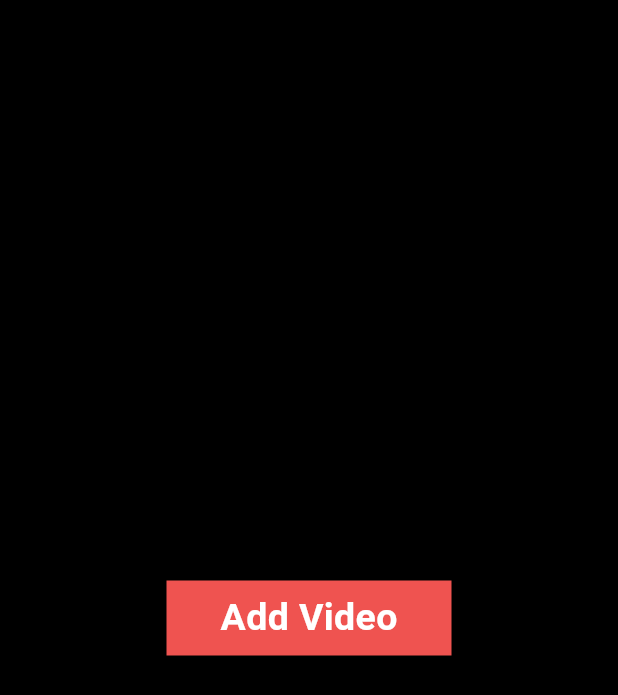
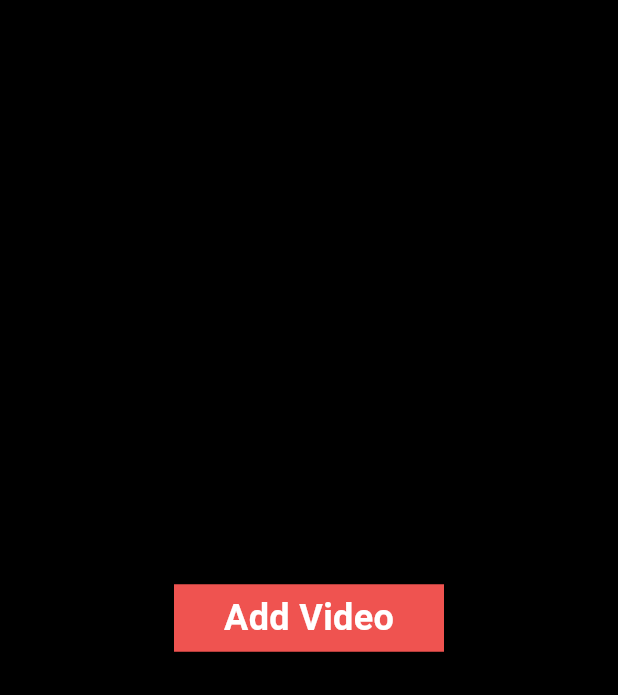
Before and after one commit to HarshGupta0/Shorts_App01, a Flutter app: the addVideoScreen screen opened directly, on a phone screen of 412 x 824 dp. Shown: the top 695 px of the screen. Run offline on Flutter 3.47's test engine with Material 3 defaults, Android fonts, the phone set to English and light mode, and no system bars; our stand-ins replace cloud_firestore, firebase_auth, firebase_core, firebase_storage, get, image_picker and 1 more; accounts and stored records are empty.

Commit message:
made changes in home screen

```diff
--- a/lib/view/screens/Add_videos.dart
+++ b/lib/view/screens/Add_videos.dart
@@ -50,14 +50,14 @@ class addVideoScreen extends StatelessWidget {
           //   VideoUploadController().videoFile();
           // },
           child: Container(
-            width: 190,
-            height: 50,
+            width: 180,
+            height: 45,
             decoration: BoxDecoration(
                 color: buttonColor
             ),
             child: Center(
               child: Text("Add Video" , style: TextStyle(
-                  fontSize: 25,
+                  fontSize: 24,
                   color: Colors.white,
                   fontWeight: FontWeight.bold,
               ),),
--- a/pubspec.yaml
+++ b/pubspec.yaml
@@ -42,7 +42,7 @@ dependencies:
   firebase_core: ^2.16.0
   cloud_firestore: ^4.9.2
   firebase_storage: ^11.2.7
-  video_compress: ^3.1.2
+#  video_compress: ^3.1.2
 
 dev_dependencies:
   flutter_test:
```
Also changed, not shown: pubspec.lock, 1 other file.
